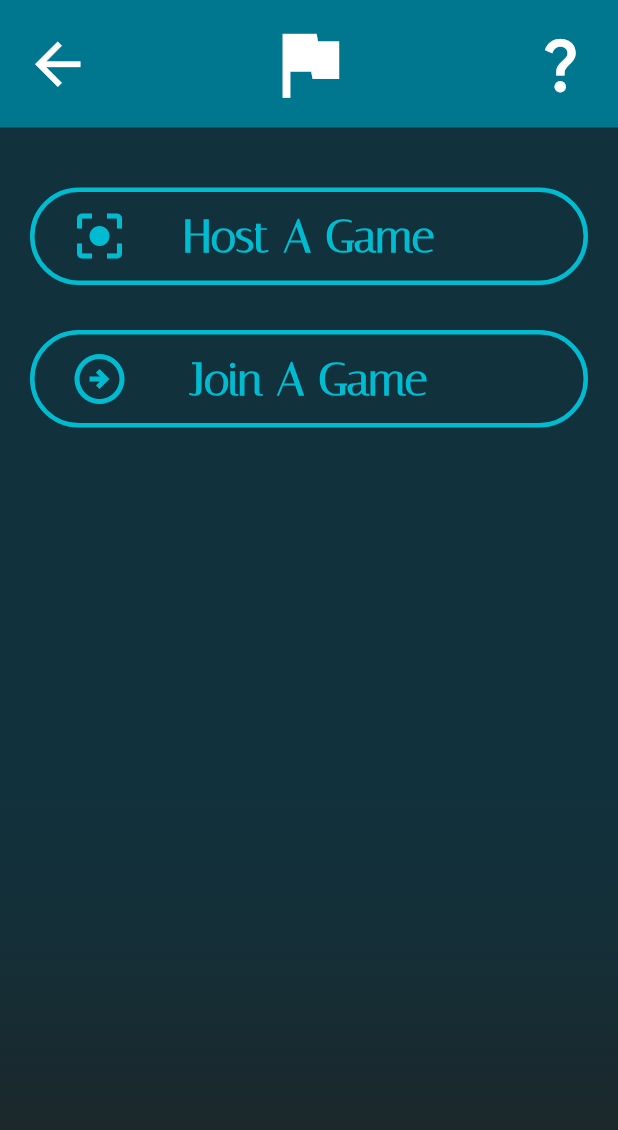
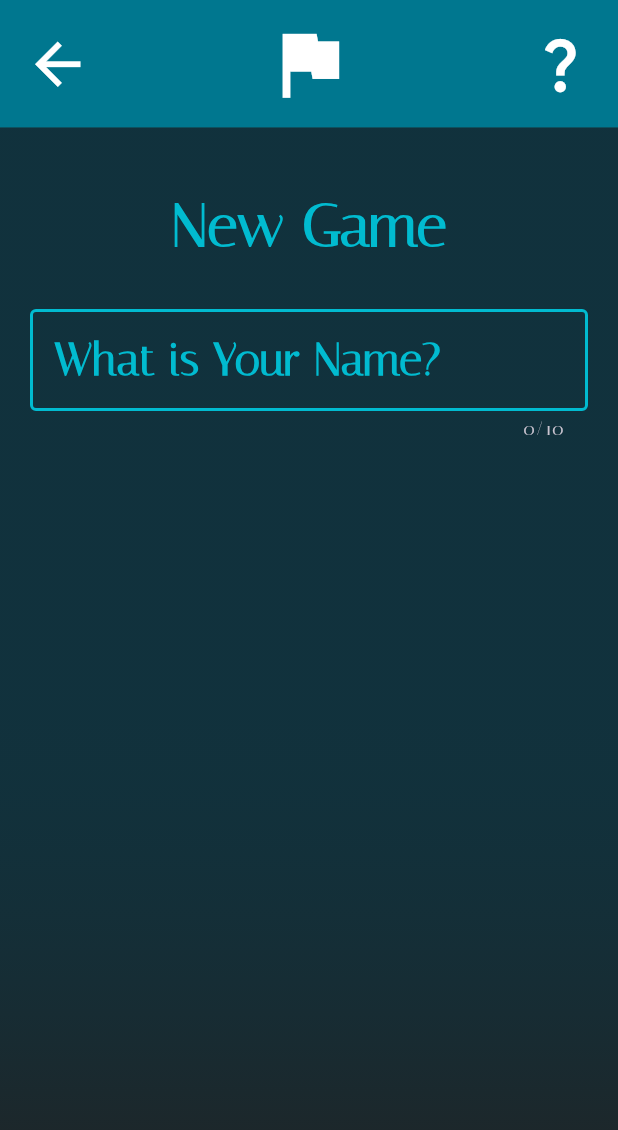
Before and after one commit to AlexTarian/cracc_fam, a Flutter app: the HostJoinScreen screen opened directly, on a phone screen of 412 x 824 dp. Shown: the top 1130 px of the screen. Run offline on Flutter 3.47's test engine with Material 3 defaults, Android fonts, the phone set to English and light mode, and no system bars; our stand-ins replace rflutter_alert, shared_preferences; accounts and stored records are empty.

Commit message:
Home Screen: Done HostJoin Screen: Done Pin Screen: Done PlayerSelect Screen: Done Lobby Screen: Done Game Screen: Started

```diff
--- /dev/null
+++ b/lib/components/custom_text_field.dart
@@ -0,0 +1,74 @@
+import 'package:flutter/material.dart';
+import 'package:flutter/services.dart';
+
+class CustomTextField extends StatelessWidget {
+  const CustomTextField(
+      {super.key,
+        required this.label,
+        this.controller,
+        this.initial,
+        this.keyboard = TextInputType.text,
+        this.readOnly = false,
+        this.onTap,
+        this.onChanged,
+        this.format,
+        this.expands = false,
+        this.maxLength = -1,
+      });
+
+  final String label;
+  final TextEditingController? controller;
+  final String? initial;
+  final TextInputType keyboard;
+  final bool readOnly;
+  final VoidCallback? onTap;
+  final void Function(String?)? onChanged;
+  final List<TextInputFormatter>? format;
+  final bool expands;
+  final int maxLength;
+
+  @override
+  Widget build(BuildContext context) {
+    return TextFormField(
+      expands: expands,
+      maxLines: expands ? null : 1,
+      controller: controller,
+      initialValue: initial,
+      readOnly: readOnly,
+      keyboardType: keyboard,
+      onChanged: onChanged,
+      textAlignVertical: TextAlignVertical.top,
+      style: Theme.of(context).textTheme.bodyMedium,
+      maxLength: maxLength,
+      decoration: InputDecoration(
+        labelText: label,
+        labelStyle: Theme.of(context).textTheme.titleMedium,
+        border: OutlineInputBorder(
+          borderSide: BorderSide(
+            width: 2,
+            color: Theme.of(context).primaryColor,
+          ),
+        ),
+        enabledBorder: OutlineInputBorder(
+          borderSide: BorderSide(
+            width: 2,
+            color: Theme.of(context).primaryColor,
+          ),
+        ),
+        focusedBorder: OutlineInputBorder(
+          borderSide: BorderSide(
+            width: 2,
+            color: Theme.of(context).primaryColor,
+          ),
+        ),
+      ),
+      inputFormatters: format,
+      onTap: () {
+        onTap;
+      },
+      onTapOutside: (event) {
+        FocusManager.instance.primaryFocus?.unfocus();
+      },
+    );
+  }
+}
--- a/lib/components/player.dart
+++ b/lib/components/player.dart
@@ -6,12 +6,14 @@ class Player {
   late Image image;
   late String text;
   late String ability;
+  late Color color;
 
-  Player({n, i, p, t, a}) {
+  Player({n, i, p, t, a, c}) {
     name = n;
     icon = i;
     image = p;
     text = t;
     ability = a;
+    color = c;
   }
 }
--- a/lib/views/host_join_screen.dart
+++ b/lib/views/host_join_screen.dart
@@ -1,3 +1,4 @@
+import 'package:cracc_fam/components/custom_text_field.dart';
 import 'package:cracc_fam/views/home_screen.dart';
 import 'package:cracc_fam/views/pin_screen.dart';
 import 'package:flutter/material.dart';
@@ -12,6 +13,8 @@ class HostJoinScreen extends StatefulWidget {
 }
 
 class _HostJoinScreenState extends State<HostJoinScreen> {
+  TextEditingController playerName = TextEditingController();
+  bool ready = false;
 
   @override
   Widget build(BuildContext context) {
@@ -44,24 +47,50 @@ class _HostJoinScreenState extends State<HostJoinScreen> {
             child: Column(
               children: <Widget>[
                 const SizedBox(height: 20.0),
-                GestureDetector(
+                Text('New Game',
+                  style: Theme.of(context).textTheme.titleLarge,
+                  textAlign: TextAlign.center,
+                ),
+                const SizedBox(height: 30.0),
+                CustomTextField(
+                  controller: playerName,
+                  label: 'What is Your Name?',
+                  maxLength: 10,
+                  onChanged: (value) {
+                    setState(() {
+                      if(value!.isNotEmpty) {
+                        ready=true;
+                      } else {
+                        ready=false;
+                      }
+                    });
+                  },
+                ),
+                const SizedBox(height: 30.0),
+                Visibility(
+                  visible: ready,
+                  child: GestureDetector(
                     child: const IconBoxButton(
                       icon: Icons.center_focus_strong,
                       text: 'Host A Game',
                     ),
                     onTap: () {
-                    Navigator.push(context, MaterialPageRoute(builder: (context) => const PinScreen(type: 'Host')));
+                      Navigator.push(context, MaterialPageRoute(builder: (context) => PinScreen(type: 'Host', player: playerName.text,)));
                     },
                   ),
+                ),
                 const SizedBox(height: 30.0),
-                GestureDetector(
+                Visibility(
+                  visible: ready,
+                  child: GestureDetector(
                     child: const IconBoxButton(
                       icon: Icons.arrow_circle_right_outlined,
                       text: 'Join A Game',
                     ),
                     onTap: () {
-                    Navigator.push(context, MaterialPageRoute(builder: (context) => const PinScreen(type: 'Join')));
+                      Navigator.push(context, MaterialPageRoute(builder: (context) => PinScreen(type: 'Join', player: playerName.text,)));
                     },
+                  ),
                 ),
                 const SizedBox(height: 30.0),
 
```
Also changed, not shown: lib/components/player_list.dart (+28 -18 lines), lib/views/game_screen.dart (+15 -9 lines), lib/views/lobby_screen.dart (+9 -3 lines), lib/views/pin_screen.dart (+41 -11 lines), lib/views/player_select_screen.dart (+24 -5 lines). Lines whose indentation alone changed are shown as unchanged.
